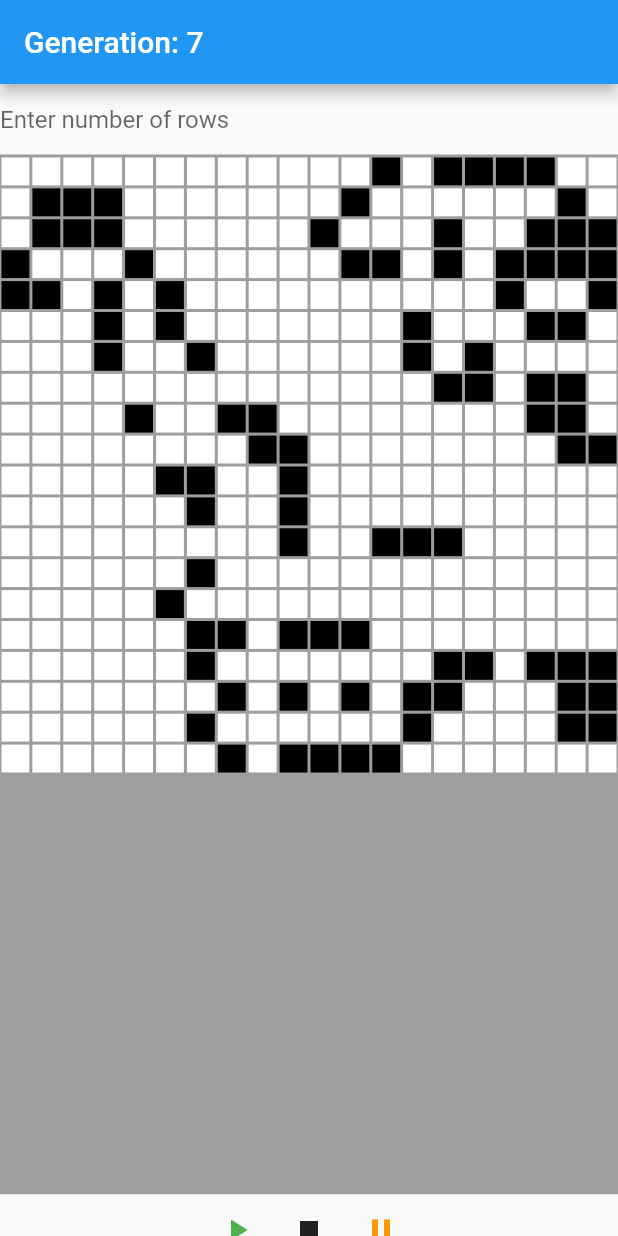
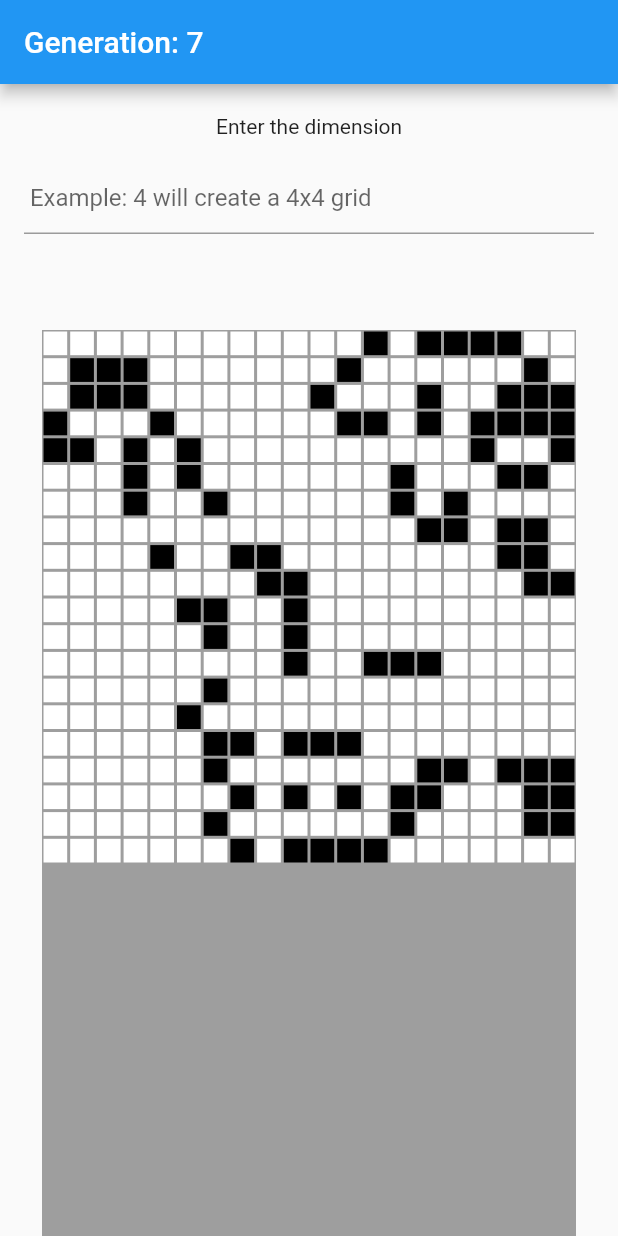
Before and after one commit to JoaoPauloUbaF/GameOfLifeFlutterDesignPatternsSOLID, a Flutter app: the screen it shows after launch, on a phone screen of 412 x 824 dp. Run offline on Flutter 3.47's test engine with Material 2 defaults, Android fonts, the phone set to English and light mode, and no system bars.

Commit message:
alterações grid, separação de widgets

```diff
--- a/lib/main.dart
+++ b/lib/main.dart
@@ -27,6 +27,10 @@ class _GameOfLifeState extends State<GameOfLife> {
 
   Timer? timer;
 
+  Widget _someSpace = const SizedBox(
+    height: 20,
+  );
+
   @override
   void initState() {
     timer = Timer.periodic(const Duration(milliseconds: 1000), (timer) {
@@ -51,11 +55,20 @@ class _GameOfLifeState extends State<GameOfLife> {
       appBar: AppBar(
         title: Text('Generation: $_generation'),
       ),
-      body: ListView(
+      body: SizedBox(
+        height: MediaQuery.of(context).size.height,
+        child: ListView(
           children: [
-          TextField(
+            Center(
+              child: Column(
+                children: [
+                  _someSpace,
+                  const Text('Enter the dimension'),
+                  Padding(
+                    padding: const EdgeInsets.all(16),
+                    child: TextField(
                       decoration: const InputDecoration(
-              hintText: 'Enter number of rows',
+                        hintText: ' Example: 4 will create a 4x4 grid',
                       ),
                       keyboardType: TextInputType.number,
                       onSubmitted: (value) {
@@ -67,7 +80,15 @@ class _GameOfLifeState extends State<GameOfLife> {
                         });
                       },
                     ),
-          GridWidget(grid: grid),
+                  ),
+                ],
+              ),
+            ),
+            _someSpace,
+            Padding(
+              padding: const EdgeInsets.all(28.0),
+              child: GridWidget(grid: grid),
+            ),
             Row(
               mainAxisAlignment: MainAxisAlignment.center,
               children: [
@@ -102,6 +123,7 @@ class _GameOfLifeState extends State<GameOfLife> {
             )
           ],
         ),
+      ),
     );
   }
 }
```
Lines whose indentation alone changed are shown as unchanged.
